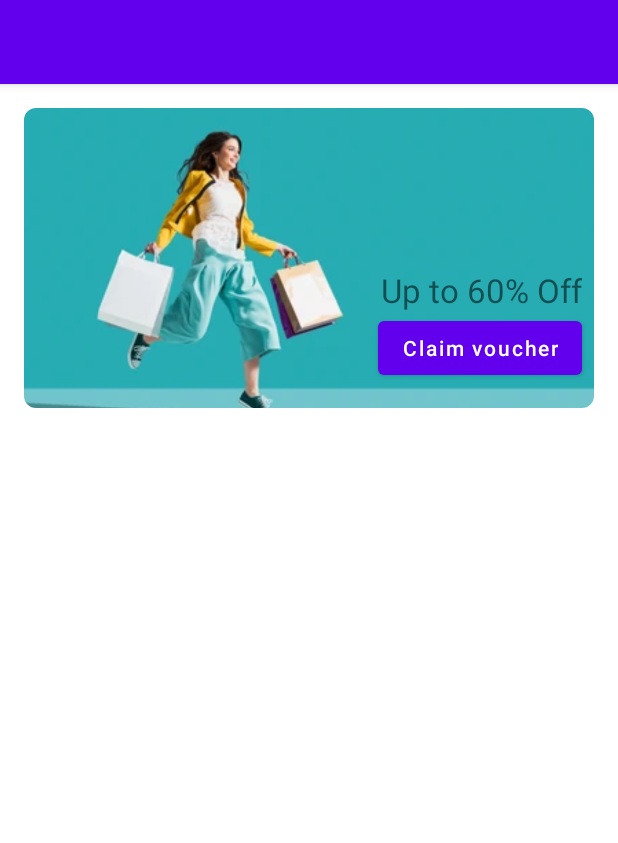
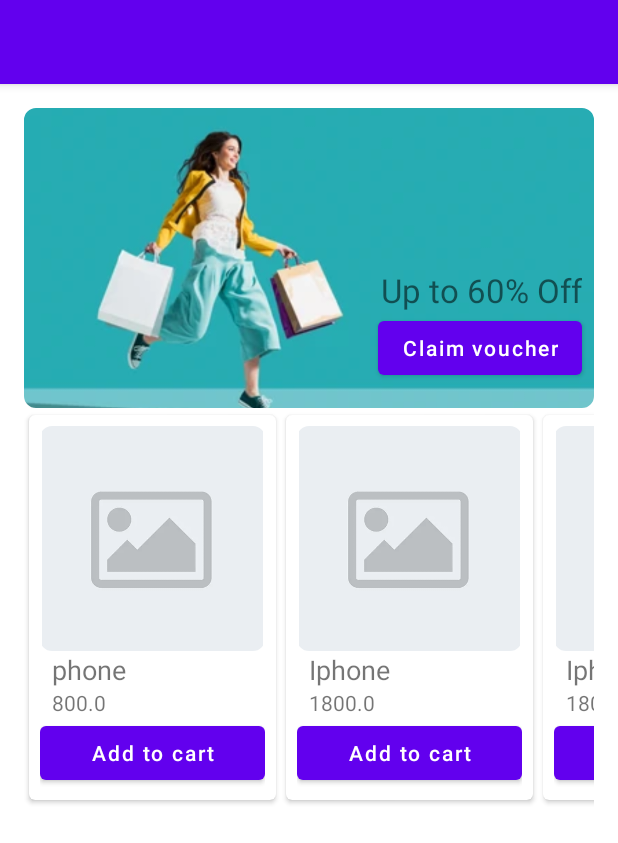
Before and after one commit to simona114/E-commerce, an Android app: the screen it shows after launch (MainActivity), on a phone screen of 412 x 824 dp. Shown: the top 843 px of the screen. Run offline under Robolectric (Android 15) with nearby library versions, the phone set to English and light mode, and no system bars; our stand-ins replace Dagger/Hilt's generated code; pictures from the network do not load.

Commit message:
Set up the products RecyclerView

```diff
--- a/app/build.gradle
+++ b/app/build.gradle
@@ -50,11 +50,16 @@ dependencies {
 
     // Navigation
     def nav_version = "2.5.3"
-    implementation("androidx.navigation:navigation-fragment-ktx:$nav_version")
-    implementation("androidx.navigation:navigation-ui-ktx:$nav_version")
+    implementation "androidx.navigation:navigation-fragment-ktx:$nav_version"
+    implementation "androidx.navigation:navigation-ui-ktx:$nav_version"
 
-    implementation("com.google.dagger:hilt-android:2.44")
-    kapt("com.google.dagger:hilt-android-compiler:2.44")
+    // Hilt
+    implementation 'com.google.dagger:hilt-android:2.44'
+    kapt 'com.google.dagger:hilt-android-compiler:2.44'
+
+    //Glide
+    implementation 'com.github.bumptech.glide:glide:4.11.0'
+    annotationProcessor 'com.github.bumptech.glide:compiler:4.11.0'
 }
 
 // Allow references to generated code
--- a/app/src/main/AndroidManifest.xml
+++ b/app/src/main/AndroidManifest.xml
@@ -3,6 +3,7 @@
     xmlns:tools="http://schemas.android.com/tools"
     package="com.example.e_commerce">
 
+    <uses-permission android:name="android.permission.INTERNET"/>
     <application
         android:name=".di.MyApplication"
         android:allowBackup="true"
--- a/app/src/main/java/com/example/e_commerce/HomeFragment.kt
+++ b/app/src/main/java/com/example/e_commerce/HomeFragment.kt
@@ -5,6 +5,11 @@ import android.view.LayoutInflater
 import android.view.View
 import android.view.ViewGroup
 import androidx.fragment.app.Fragment
+import androidx.recyclerview.widget.GridLayoutManager
+import androidx.recyclerview.widget.LinearLayoutManager
+import com.example.e_commerce.data.ProductAdapter
+import com.example.e_commerce.data.ProductCategory
+import com.example.e_commerce.data.models.ProductModel
 import com.example.e_commerce.databinding.FragmentHomeBinding
 import dagger.hilt.android.AndroidEntryPoint
 
@@ -12,6 +17,7 @@ import dagger.hilt.android.AndroidEntryPoint
 class HomeFragment : Fragment() {
 
     lateinit var binding: FragmentHomeBinding
+    private var repoAdapter: ProductAdapter? = null
 
     override fun onCreateView(
         inflater: LayoutInflater, container: ViewGroup?,
@@ -22,5 +28,24 @@ class HomeFragment : Fragment() {
         return view
     }
 
+    override fun onViewCreated(view: View, savedInstanceState: Bundle?) {
+        super.onViewCreated(view, savedInstanceState)
+
+        val products = listOf(
+            ProductModel("phone", 800.00, ProductCategory.ELECTRONICS, "https://i.dummyjson.com/data/products/1/4.jpg"),
+            ProductModel("Iphone", 1800.00, ProductCategory.ELECTRONICS, "url"),
+            ProductModel("Iphone", 1800.00, ProductCategory.ELECTRONICS, "url"),
+            ProductModel("Iphone", 1800.00, ProductCategory.ELECTRONICS, "url")
+        )
+
+        repoAdapter = ProductAdapter()
+        repoAdapter?.injectList(products)
+
+        binding.rvProducts.apply {
+            adapter = repoAdapter
+            layoutManager = LinearLayoutManager(activity,  LinearLayoutManager.HORIZONTAL, false)
+        }
+    }
+
 
 }
--- /dev/null
+++ b/app/src/main/java/com/example/e_commerce/data/ProductAdapter.kt
@@ -0,0 +1,50 @@
+package com.example.e_commerce.data
+
+import android.view.LayoutInflater
+import android.view.ViewGroup
+import androidx.recyclerview.widget.RecyclerView
+import com.bumptech.glide.Glide
+import com.example.e_commerce.R
+import com.example.e_commerce.data.models.ProductModel
+import com.example.e_commerce.databinding.ItemProductBinding
+
+class ProductAdapter() :
+    RecyclerView.Adapter<ProductAdapter.ProductViewHolder>() {
+    var productList = listOf<ProductModel>()
+
+    inner class ProductViewHolder(private val productsBinding: ItemProductBinding) :
+        RecyclerView.ViewHolder(productsBinding.root) {
+        fun bindProductItem(product: ProductModel) {
+            productsBinding.apply {
+                tvProductTitle.text = product.title
+                tvProductPrice.text = product.price.toString()
+
+                Glide.with(itemView.context)
+                    .load(product.image)
+                    .placeholder(R.drawable.placeholder)
+                    .error(R.drawable.placeholder)
+                    .centerCrop()
+                    .into(ivProductImage);
+            }
+        }
+    }
+
+    override fun onCreateViewHolder(parent: ViewGroup, viewType: Int): ProductViewHolder {
+        val binding =
+            ItemProductBinding.inflate(LayoutInflater.from(parent.context), parent, false)
+        return ProductViewHolder(binding)
+    }
+
+    override fun onBindViewHolder(holder: ProductViewHolder, position: Int) {
+        val currentProduct = productList[position]
+        holder.bindProductItem(currentProduct)
+    }
+
+    override fun getItemCount() = productList.size
+
+    fun injectList(productList: List<ProductModel>) {
+        this.productList = productList
+        notifyDataSetChanged()
+    }
+
+}
--- a/app/src/main/res/layout/item_product.xml
+++ b/app/src/main/res/layout/item_product.xml
@@ -2,7 +2,11 @@
 <com.google.android.material.card.MaterialCardView xmlns:android="http://schemas.android.com/apk/res/android"
     xmlns:app="http://schemas.android.com/apk/res-auto"
     android:layout_width="wrap_content"
-    android:layout_height="wrap_content">
+    android:layout_height="wrap_content"
+    app:cardUseCompatPadding="true"
+    app:cardElevation="2dp"
+    app:cardPreventCornerOverlap="true"
+    >
 
     <androidx.constraintlayout.widget.ConstraintLayout
         android:layout_width="wrap_content"
```
Also changed, not shown: app/src/main/res/drawable-v24/placeholder.png (added).
